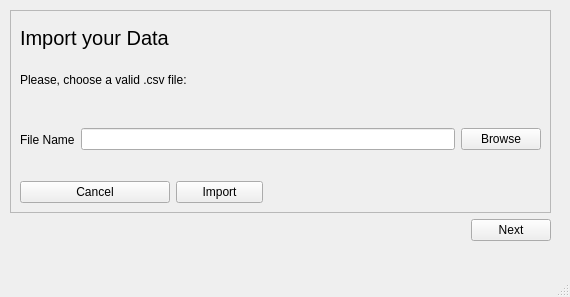
Before: the Qt Designer form guiv1.ui in ggrkp/projectv1, drawn with Qt 5.
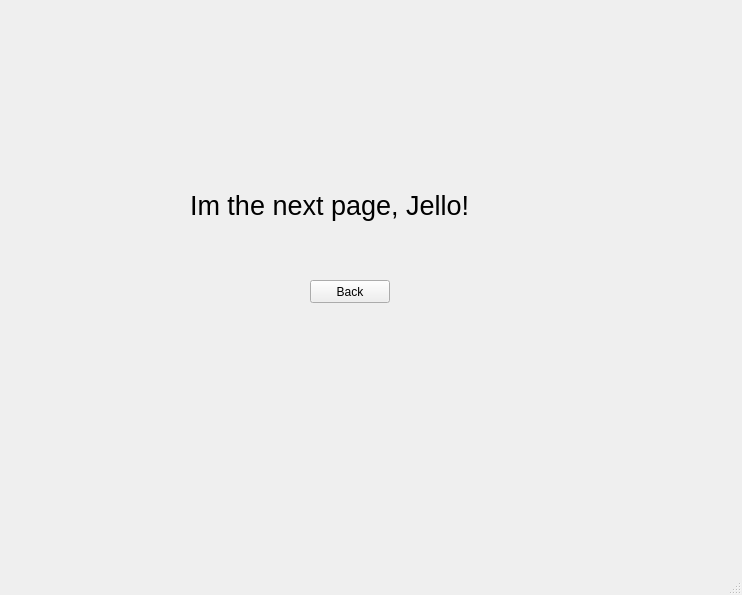
After: the same form once the commit is applied.

The edit to the form file:
```diff
--- a/guiv1.ui
+++ b/guiv1.ui
@@ -6,19 +6,32 @@
    <rect>
     <x>0</x>
     <y>0</y>
-    <width>570</width>
-    <height>297</height>
+    <width>742</width>
+    <height>595</height>
    </rect>
   </property>
   <property name="windowTitle">
    <string>MainWindow</string>
   </property>
   <widget class="QWidget" name="centralwidget">
-   <widget class="QWidget" name="">
+   <widget class="QStackedWidget" name="stackedWidget">
     <property name="geometry">
      <rect>
-      <x>10</x>
+      <x>40</x>
       <y>10</y>
+      <width>671</width>
+      <height>511</height>
+     </rect>
+    </property>
+    <property name="currentIndex">
+     <number>1</number>
+    </property>
+    <widget class="QWidget" name="page">
+     <widget class="QWidget" name="layoutWidget">
+      <property name="geometry">
+       <rect>
+        <x>20</x>
+        <y>40</y>
       <width>541</width>
       <height>231</height>
      </rect>
@@ -90,27 +103,42 @@
        </layout>
       </widget>
      </item>
-     <item row="1" column="0">
-      <spacer name="horizontalSpacer_3">
-       <property name="orientation">
-        <enum>Qt::Horizontal</enum>
-       </property>
-       <property name="sizeHint" stdset="0">
-        <size>
-         <width>428</width>
-         <height>20</height>
-        </size>
-       </property>
-      </spacer>
-     </item>
-     <item row="1" column="1">
+      </layout>
+     </widget>
+    </widget>
+    <widget class="QWidget" name="page_2">
+     <widget class="QLabel" name="label_4">
+      <property name="geometry">
+       <rect>
+        <x>150</x>
+        <y>150</y>
+        <width>351</width>
+        <height>91</height>
+       </rect>
+      </property>
+      <property name="font">
+       <font>
+        <pointsize>20</pointsize>
+       </font>
+      </property>
+      <property name="text">
+       <string>Im the next page, Jello!</string>
+      </property>
+     </widget>
       <widget class="QPushButton" name="pushButton">
+      <property name="geometry">
+       <rect>
+        <x>270</x>
+        <y>270</y>
+        <width>80</width>
+        <height>23</height>
+       </rect>
+      </property>
        <property name="text">
-        <string>Next</string>
-       </property>
-      </widget>
-     </item>
-    </layout>
+       <string>Back</string>
+      </property>
+     </widget>
+    </widget>
    </widget>
   </widget>
   <widget class="QMenuBar" name="menubar">
```
Left out of the diff: 93 changed lines with no effect on the pictures. Lines whose indentation alone changed are shown as unchanged.
